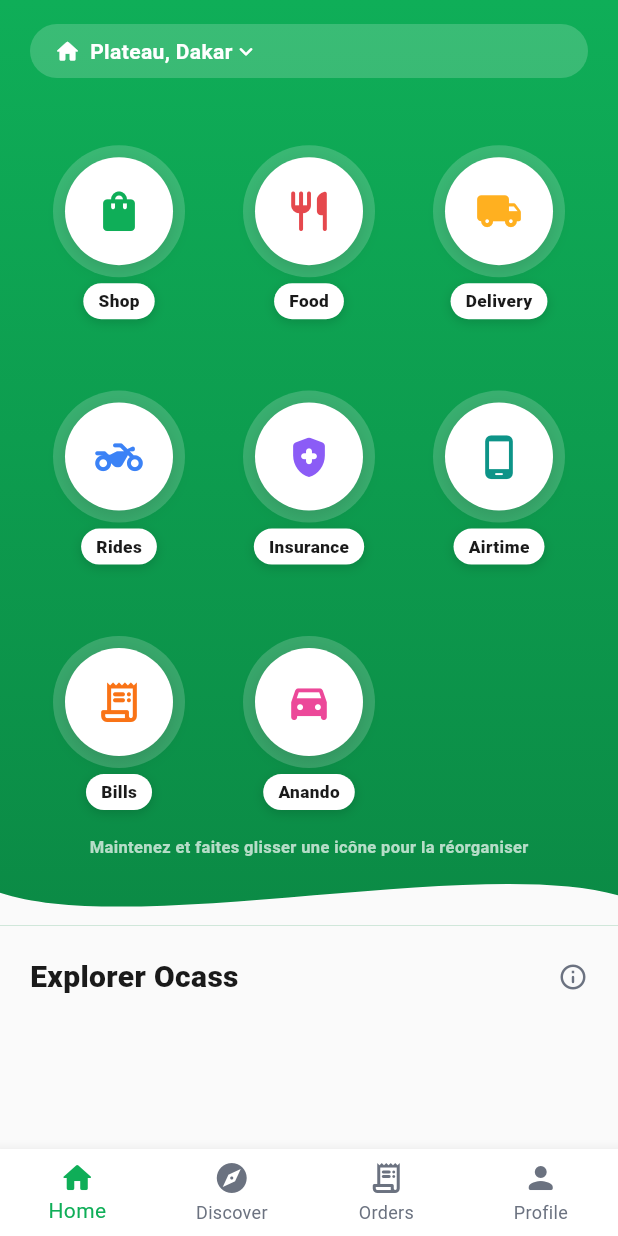
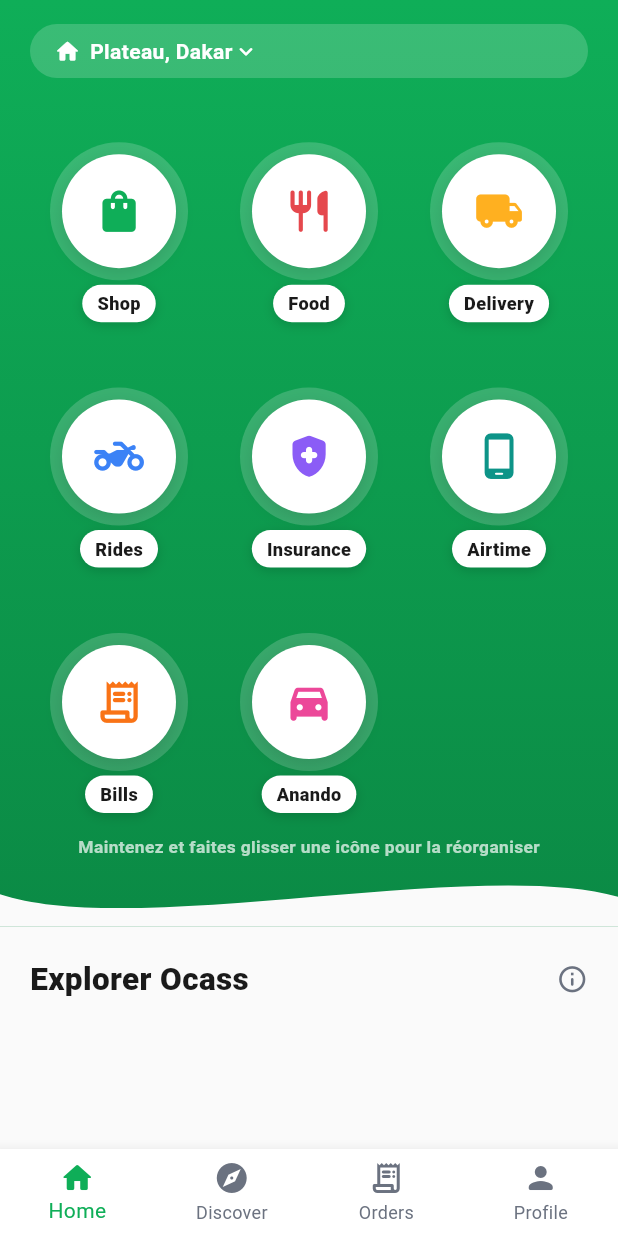
Before and after one commit to toubapay/ocassweb, a Flutter app: the screen it shows after launch, on a phone screen of 412 x 824 dp. Run offline on Flutter 3.47's test engine with Material 3 defaults, Android fonts, the phone set to English and light mode, and no system bars; drawn by our look-alikes of reorderable_grid_view; our stand-ins replace dio, flutter_contacts, flutter_secure_storage, geolocator, go_router, google_maps_flutter and 1 more; accounts and stored records are empty; network calls fail.

Commit message:
Increase home screen icon and font sizes by 5%
Scaled every explicit (already-hardcoded) icon and font size on the
home/dashboard screen by 5%, on both web and Flutter: the module grid
tiles and their labels, category shortcut icons and their container size,
the greeting heading, drag-hint text, and the free-delivery banner's
icon/text. Left theme-inherited typography (MUI variant defaults, e.g.
ShortcutCard's web label) untouched rather than hardcoding a size where
none existed before - only values that were already an explicit number
got scaled.

Verified: next build and eslint pass; screenshotted the live home page
(Playwright) to confirm the larger tiles/text render cleanly with no
overflow or layout breakage in the 4-column grid.

```diff
--- a/mobile/lib/screens/home/home_screen.dart
+++ b/mobile/lib/screens/home/home_screen.dart
@@ -112,7 +112,7 @@ class _HomeScreenState extends State<HomeScreen> {
                     Center(
                       child: Text(
                         context.t('home.dragHint'),
-                        style: const TextStyle(color: Colors.white70, fontSize: 11, fontWeight: FontWeight.w600),
+                        style: const TextStyle(color: Colors.white70, fontSize: 11.6, fontWeight: FontWeight.w600),
                       ),
                     ),
                   ],
@@ -136,10 +136,10 @@ class _HomeScreenState extends State<HomeScreen> {
                     firstName != null
                         ? context.t('home.greeting', {'name': firstName})
                         : context.t('home.exploreOcass'),
-                    style: const TextStyle(fontWeight: FontWeight.w800, fontSize: 20),
+                    style: const TextStyle(fontWeight: FontWeight.w800, fontSize: 21),
                   ),
                 ),
-                const Icon(Icons.info_outline_rounded, color: AppColors.textSecondary, size: 20),
+                const Icon(Icons.info_outline_rounded, color: AppColors.textSecondary, size: 21),
               ],
             ),
           ),
@@ -175,7 +175,7 @@ class _HomeScreenState extends State<HomeScreen> {
           Padding(
             padding: const EdgeInsets.fromLTRB(20, 12, 20, 8),
             child: Text(context.t('home.popularRightNow'),
-                style: const TextStyle(fontWeight: FontWeight.w800, fontSize: 16)),
+                style: const TextStyle(fontWeight: FontWeight.w800, fontSize: 17)),
           ),
           SizedBox(
             height: 250,
@@ -212,16 +212,16 @@ class _HomeScreenState extends State<HomeScreen> {
                       crossAxisAlignment: CrossAxisAlignment.start,
                       children: [
                         Text(context.t('home.freeDeliveryTitle'),
-                            style: const TextStyle(fontWeight: FontWeight.w800, fontSize: 15)),
+                            style: const TextStyle(fontWeight: FontWeight.w800, fontSize: 15.8)),
                         const SizedBox(height: 4),
                         Text(context.t('home.freeDeliverySubtitle'),
-                            style: const TextStyle(color: AppColors.textSecondary, fontSize: 12)),
+                            style: const TextStyle(color: AppColors.textSecondary, fontSize: 12.6)),
                       ],
                     ),
                   ),
                   Container(
-                    width: 56,
-                    height: 56,
+                    width: 59,
+                    height: 59,
                     decoration: const BoxDecoration(shape: BoxShape.circle, color: AppColors.green),
                     child: const Icon(Icons.card_giftcard_rounded, color: Colors.white),
                   ),
--- a/mobile/lib/widgets/module_tile.dart
+++ b/mobile/lib/widgets/module_tile.dart
@@ -12,7 +12,7 @@ class ModuleTile extends StatelessWidget {
   final AppModule module;
   final double size;
 
-  const ModuleTile({super.key, required this.module, this.size = 88});
+  const ModuleTile({super.key, required this.module, this.size = 92});
 
   @override
   Widget build(BuildContext context) {
@@ -61,7 +61,7 @@ class ModuleTile extends StatelessWidget {
                 ),
                 child: Text(
                   module.label,
-                  style: const TextStyle(fontWeight: FontWeight.w800, fontSize: 11.5, color: Color(0xFF1A1A1A)),
+                  style: const TextStyle(fontWeight: FontWeight.w800, fontSize: 12.1, color: Color(0xFF1A1A1A)),
                 ),
               ),
             ),
```
Also changed, not shown: mobile/lib/widgets/shortcut_card.dart (+5 -5 lines), 3 other files.
